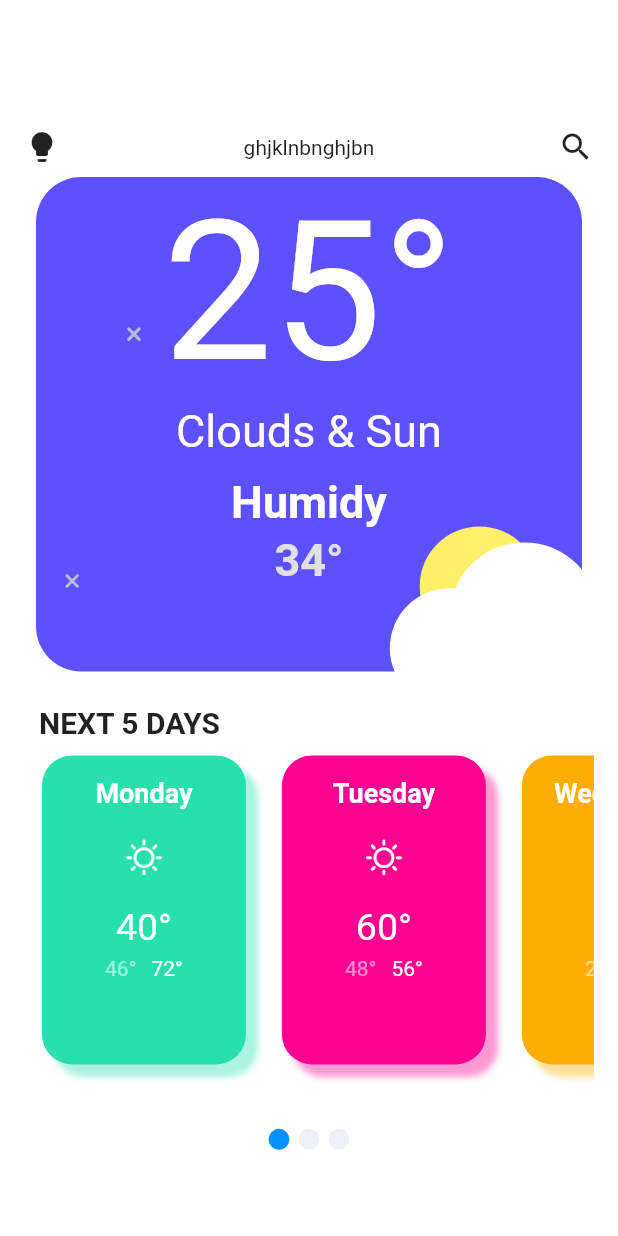
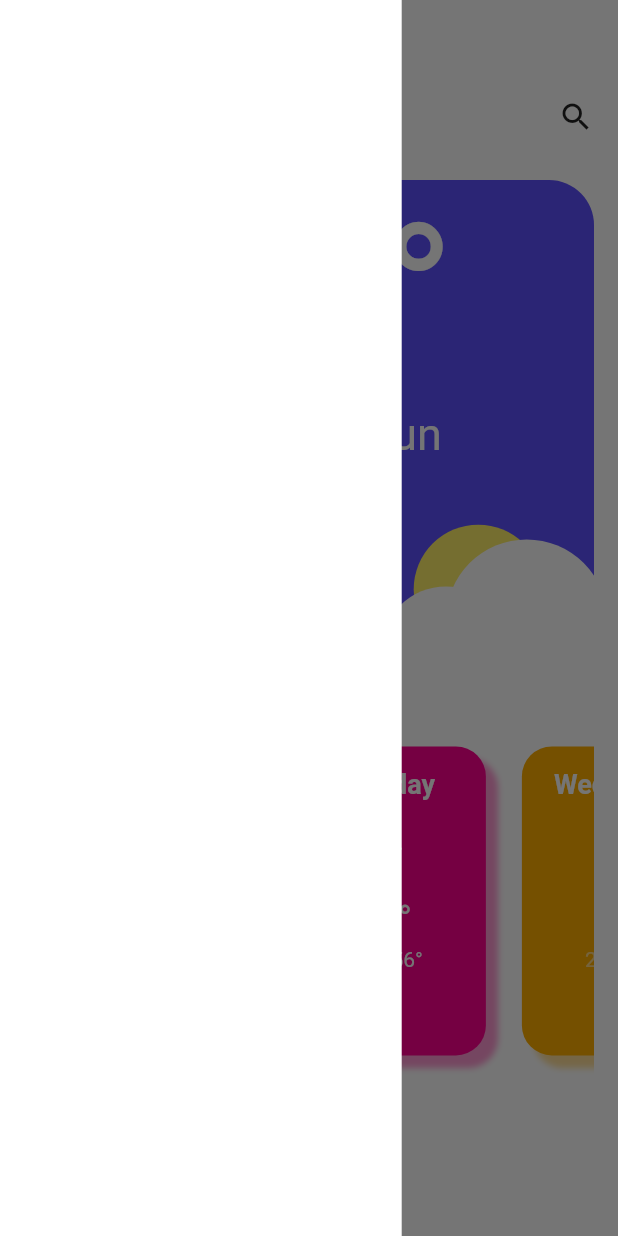
Before and after one commit to mubaracktahir/weatherAppNew, a Flutter app: the WeatherScreen screen opened directly, with the side drawer open (before the commit the screen has no drawer), on a phone screen of 412 x 824 dp. Run offline on Flutter 3.47's test engine with Material 2 defaults, Android fonts, the phone set to English and light mode, and no system bars; our stand-ins replace shared_preferences; missing offline and left inert: drawable; accounts and stored records are empty.

Commit message:
added drawer on weatherScreen

```diff
--- a/weather_app/lib/presentation/screens/weather_screen.dart
+++ b/weather_app/lib/presentation/screens/weather_screen.dart
@@ -1,5 +1,6 @@
 import 'package:flutter/material.dart';
 import 'package:weather_app/data/models/weather.dart';
+import 'package:weather_app/presentation/widgets/app_drawer.dart';
 import 'package:weather_app/presentation/widgets/custom_bottom_sheet_tile.dart';
 import 'package:weather_app/presentation/widgets/custom_index_indicator.dart';
 import 'package:weather_app/presentation/widgets/weather_day_tile.dart';
@@ -12,6 +13,11 @@ class WeatherScreen extends StatefulWidget {
 }
 
 class _WeatherScreenState extends State<WeatherScreen> {
+  final GlobalKey<ScaffoldState> _scaffoldKey = GlobalKey<ScaffoldState>();
+  void _openDrawer() {
+    _scaffoldKey.currentState.openDrawer();
+  }
+
   WeatherData weatherData = WeatherData();
   List<Weather> weathers;
   ScrollController _controller;
@@ -62,24 +68,34 @@ class _WeatherScreenState extends State<WeatherScreen> {
     Size _size = MediaQuery.of(context).size;
     print('${_size.height}');
     return Scaffold(
+      key: _scaffoldKey,
+      drawer: AppDrawer(),
       backgroundColor: Colors.white,
       body: Container(
-        padding: EdgeInsets.all(16.0) + EdgeInsets.only(top: 70.0),
+        padding: EdgeInsets.all(16.0) + EdgeInsets.only(top: 30.0),
         child: SingleChildScrollView(
           child: Column(
             crossAxisAlignment: CrossAxisAlignment.start,
             children: [
+              SizedBox(
+                height: 20.0,
+              ),
               Row(
                 mainAxisAlignment: MainAxisAlignment.spaceBetween,
                 children: [
-                  Icon(Icons.lightbulb),
+                  GestureDetector(
+                    onTap: () {
+                      _openDrawer();
+                    },
+                    child: Icon(Icons.menu),
+                  ),
                   //Spacer(),
                   Text('ghjklnbnghjbn'),
                   Icon(Icons.search),
                 ],
               ),
               Padding(
-                padding: const EdgeInsets.all(8.0),
+                padding: const EdgeInsets.only(top: 30.0),
                 child: GestureDetector(
                   onTap: () {
                     setState(() {
--- /dev/null
+++ b/weather_app/lib/presentation/widgets/app_drawer.dart
@@ -0,0 +1,12 @@
+import 'package:flutter/material.dart';
+
+class AppDrawer extends StatelessWidget {
+  @override
+  Widget build(BuildContext context) {
+    Size _size = MediaQuery.of(context).size;
+    return Container(
+      color: Colors.white,
+      width: _size.width * 0.65,
+    );
+  }
+}
--- a/weather_app/pubspec.yaml
+++ b/weather_app/pubspec.yaml
@@ -30,6 +30,7 @@ dependencies:
   cupertino_icons: ^1.0.2
   drawable: ^0.1.0
   shared_preferences: ^2.0.5
+  restcountries: ^0.0.3
 
 dev_dependencies:
   flutter_test:
```
Also changed, not shown: weather_app/pubspec.lock.
